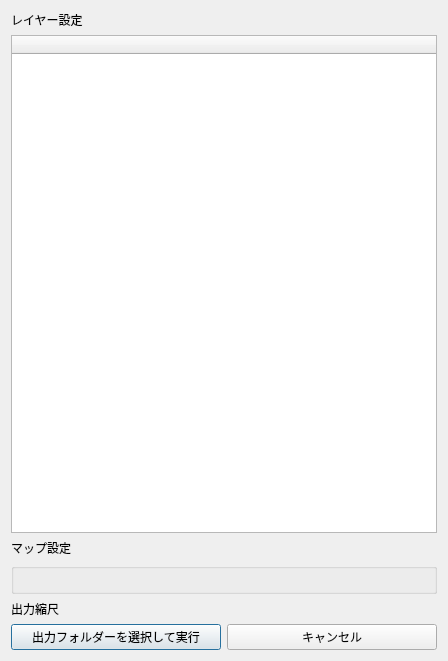
Qt form ui/main_dialog.ui (MIERUNE/qgis-plugx-plugin) before a commit.
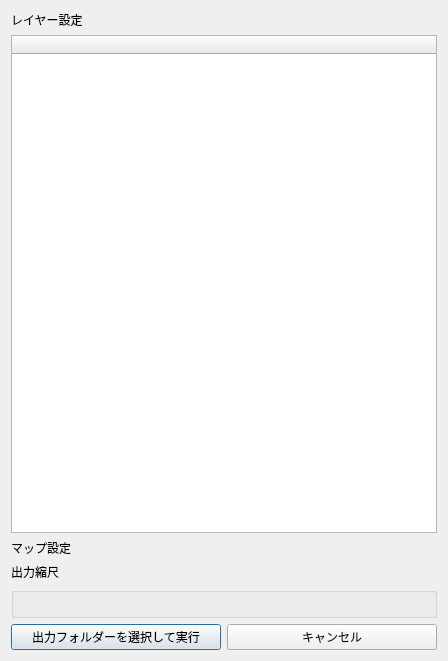
The same form after that commit. Custom widgets are drawn as their Qt base class.

Commit message: change ui order (scale box before extent)

Patch:
```diff
--- a/ui/main_dialog.ui
+++ b/ui/main_dialog.ui
@@ -43,9 +43,6 @@
      </property>
     </widget>
    </item>
-   <item>
-    <widget class="QgsExtentGroupBox" name="mExtentGroupBox"/>
-   </item>
    <item>
     <layout class="QHBoxLayout" name="export_scale">
      <item>
@@ -64,6 +61,10 @@
      </item>
     </layout>
    </item>
+   <item>
+    <widget class="QgsExtentGroupBox" name="mExtentGroupBox"/>
+   </item>
+
    <item>
     <layout class="QHBoxLayout" name="horizontalLayout">
      <item>
```
Lines whose indentation alone changed are shown as unchanged.
